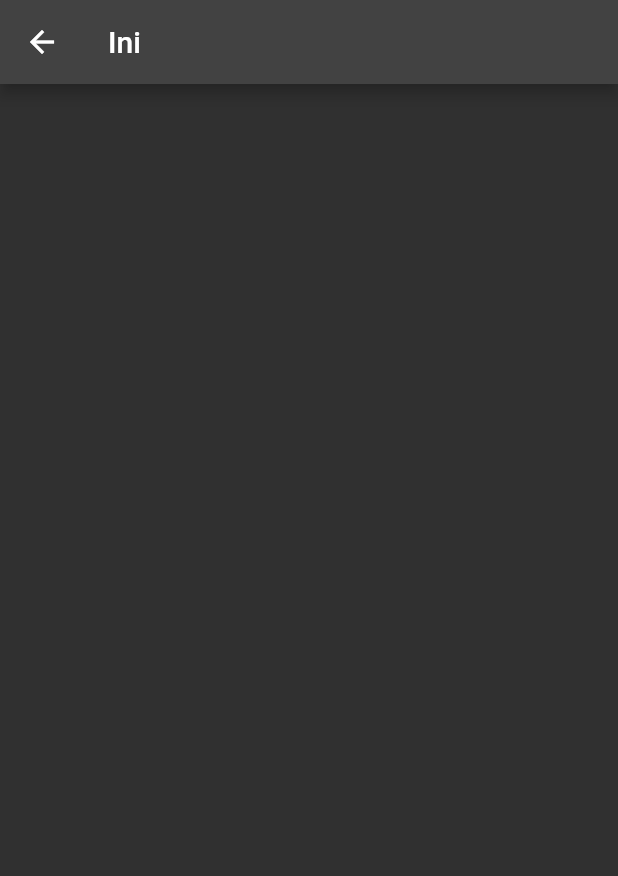
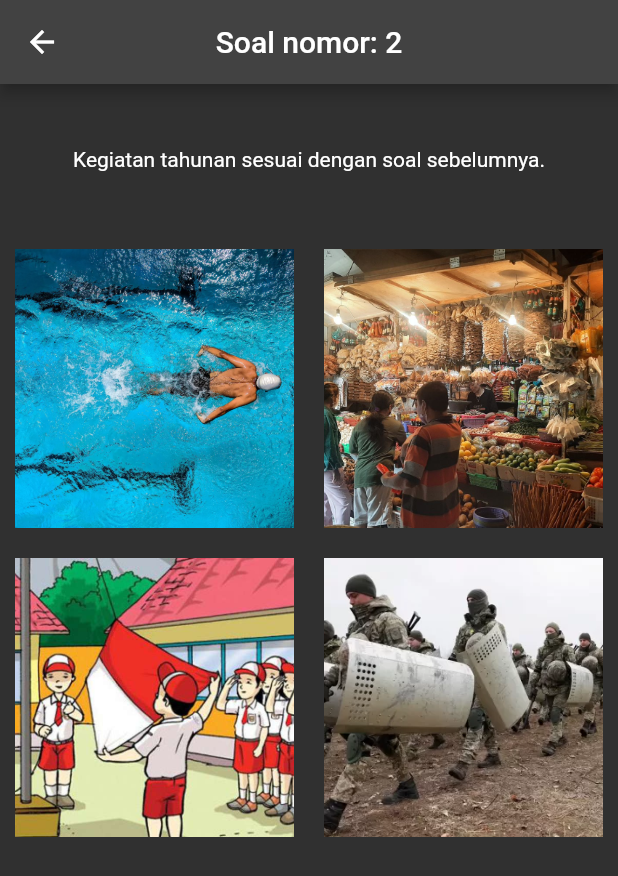
Before and after one commit to ngadimin51/flutter_dasar, a Flutter app: the SecondPage screen opened directly, on a phone screen of 412 x 824 dp. Shown: the top 876 px of the screen. Run offline on Flutter 3.47's test engine with Material 2 defaults, Android fonts, the phone set to English and light mode, and no system bars.

Commit message:
Soal 2 OK, lanjut soal 3

```diff
--- a/lib/homepage/home_page.dart
+++ b/lib/homepage/home_page.dart
@@ -15,7 +15,8 @@ class HomePage extends StatefulWidget {
 class _HomePage extends State<HomePage> {
   // Untuk pageview
   var _index = 0;
-  var _answer = "Isilah form dibawah ini";
+  var _answer =
+      soal1 ? "Anda sudah mengerjakan soal ini" : "Isilah form dibawah ini";
   final _formKey = GlobalKey<FormState>();
   late PageController controller;
 
@@ -35,7 +36,7 @@ class _HomePage extends State<HomePage> {
       body: ListView(
         children: [
           SizedBox(
-            height: MediaQuery.of(context).size.height * 0.5,
+            height: MediaQuery.of(context).size.height * 0.6,
             child: PageView(
               controller: controller,
               scrollDirection: Axis.horizontal,
@@ -77,6 +78,7 @@ class _HomePage extends State<HomePage> {
                                       }
                                       return null;
                                     },
+                                    initialValue: soal1 ? "15" : "",
                                   ),
                                   Padding(
                                     padding: const EdgeInsets.symmetric(
@@ -133,7 +135,7 @@ class _HomePage extends State<HomePage> {
                               context,
                               MaterialPageRoute(
                                   builder: (context) =>
-                                      SecondPage(sebelumnya: soal1)),
+                                      SecondPage(sebelumnya: soal1, page: 2)),
                             );
                           },
                           backgroundColor:
--- a/lib/seconda_page/second_page.dart
+++ b/lib/seconda_page/second_page.dart
@@ -1,8 +1,11 @@
 import 'package:flutter/material.dart';
+
+bool soal2 = false;
 
 class SecondPage extends StatefulWidget {
   final bool sebelumnya;
-  const SecondPage({super.key, required this.sebelumnya});
+  final int page;
+  const SecondPage({super.key, required this.sebelumnya, required this.page});
 
   @override
   State<SecondPage> createState() => _SecondPage();
@@ -12,9 +15,84 @@ class _SecondPage extends State<SecondPage> {
   @override
   Widget build(BuildContext context) {
     return Scaffold(
-      appBar: AppBar(
-        title: const Text("Ini"),
-      ),
-    );
+        appBar: AppBar(
+          title: Text("Soal nomor: ${widget.page}"),
+          centerTitle: true,
+        ),
+        body: Column(
+          mainAxisAlignment: MainAxisAlignment.center,
+          children: [
+            SizedBox(
+                width: double.infinity,
+                height: 100,
+                child: Center(
+                    child: Text(soal2
+                        ? "Upacara bendera memperingati hari kemerdekaan RI"
+                        : "Kegiatan tahunan sesuai dengan soal sebelumnya."))),
+            Expanded(
+                child: GridView.count(
+                    crossAxisCount: soal2 ? 1 : 2,
+                    children: soal2
+                        ? [
+                            Padding(
+                              padding: EdgeInsets.all(10),
+                              child: GestureDetector(
+                                onTap: () {
+                                  Navigator.pop(context);
+                                },
+                                child: Image.asset("assets/images/upacara.jpg",
+                                    fit: BoxFit.cover),
+                              ),
+                            ),
+                          ]
+                        : [
+                            Padding(
+                              padding: EdgeInsets.all(10),
+                              child: GestureDetector(
+                                onTap: () {
+                                  Navigator.pop(context);
+                                },
+                                child: Image.asset(
+                                    "assets/images/berenang.webp",
+                                    fit: BoxFit.cover),
+                              ),
+                            ),
+                            Padding(
+                              padding: EdgeInsets.all(10),
+                              child: GestureDetector(
+                                onTap: () {
+                                  Navigator.pop(context);
+                                },
+                                child: Image.asset("assets/images/pasar.jpg",
+                                    fit: BoxFit.cover),
+                              ),
+                            ),
+                            Padding(
+                              padding: EdgeInsets.all(10),
+                              child: GestureDetector(
+                                onTap: () {
+                                  setState(() {
+                                    soal2 = true;
+                                  });
+                                },
+                                child: Image.asset(
+                                  "assets/images/upacara.jpg",
+                                  fit: BoxFit.cover,
+                                ),
+                              ),
+                            ),
+                            Padding(
+                              padding: EdgeInsets.all(10),
+                              child: GestureDetector(
+                                onTap: () {
+                                  Navigator.pop(context);
+                                },
+                                child: Image.asset("assets/images/perang.webp",
+                                    fit: BoxFit.cover),
+                              ),
+                            ),
+                          ])),
+          ],
+        ));
   }
 }
```
Also changed, not shown: assets/images/berenang.webp (added), assets/images/pasar.jpg (added), assets/images/perang.webp (added), assets/images/upacara.jpg (added).
